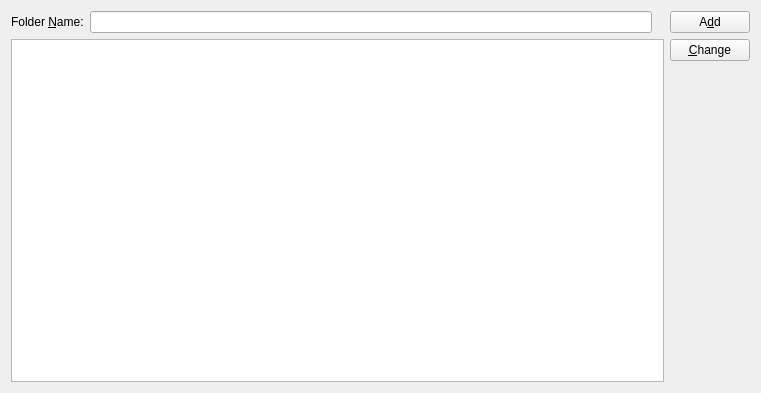
Above: main/FoldersView.ui from towel42-com/RulesMaker before the change. Below: the same form after it.
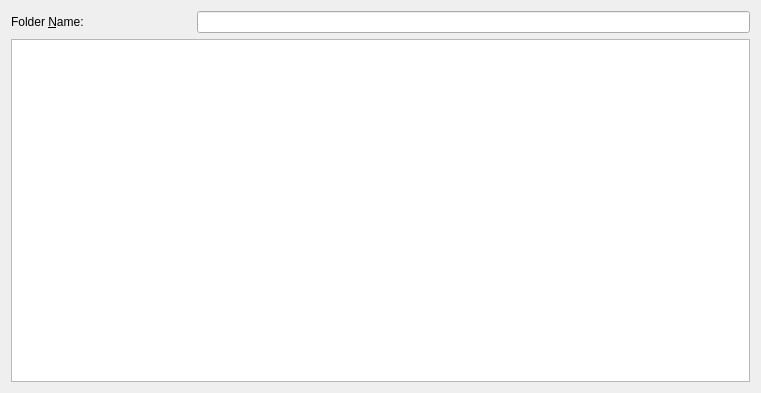
That is the form after the change.

What changed in the file:
```diff
--- a/main/FoldersView.ui
+++ b/main/FoldersView.ui
@@ -14,20 +14,6 @@
    <string>Dialog</string>
   </property>
   <layout class="QGridLayout" name="gridLayout">
-   <item row="2" column="4">
-    <widget class="QPushButton" name="addButton">
-     <property name="text">
-      <string>A&amp;dd</string>
-     </property>
-    </widget>
-   </item>
-   <item row="3" column="4">
-    <widget class="QPushButton" name="changeButton">
-     <property name="text">
-      <string>&amp;Change</string>
-     </property>
-    </widget>
-   </item>
    <item row="2" column="0">
     <widget class="QLabel" name="label">
      <property name="text">
@@ -38,25 +24,12 @@
      </property>
     </widget>
    </item>
-   <item row="5" column="4">
-    <spacer name="verticalSpacer">
-     <property name="orientation">
-      <enum>Qt::Vertical</enum>
-     </property>
-     <property name="sizeHint" stdset="0">
-      <size>
-       <width>20</width>
-       <height>40</height>
-      </size>
-     </property>
-    </spacer>
-   </item>
-   <item row="2" column="1">
-    <widget class="QLineEdit" name="name"/>
-   </item>
    <item row="3" column="0" rowspan="3" colspan="4">
     <widget class="QTreeView" name="folders"/>
    </item>
+   <item row="2" column="1" colspan="3">
+    <widget class="QLineEdit" name="name"/>
+   </item>
   </layout>
  </widget>
  <tabstops>
```
Left out of the diff: 2 changed lines with no effect on the pictures.
